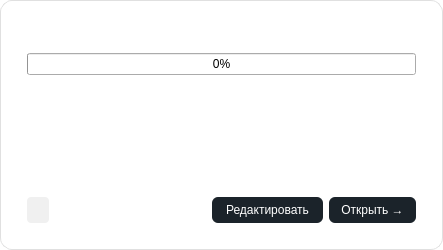
This is ui/projects/project_card.ui in lerakaplich/TaskPlanner2 as Qt 5 draws it before an edit. The edited form follows.
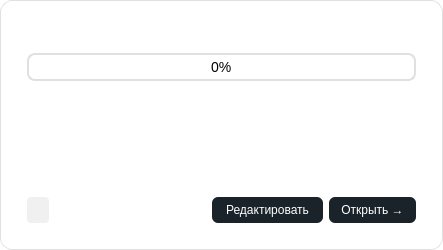
This is the edited form.

What changed in the file:
```diff
--- a/ui/projects/project_card.ui
+++ b/ui/projects/project_card.ui
@@ -75,7 +75,21 @@
    <item>
     <widget class="QProgressBar" name="progressBar">
      <property name="styleSheet">
-      <string notr="true">color: black;</string>
+      <string notr="true">QProgressBar {
+    border: 2px solid #E0E0E0;
+    border-radius: 8px;
+    text-align: center;
+    background-color: white;
+    font-size: 14px;
+	color: black;
+}
+QProgressBar:hover {
+    border: 2px solid #ccab6e;
+}
+QProgressBar::chunk {
+    background-color: #D22730;
+    border-radius: 8px;
+}</string>
      </property>
      <property name="value">
       <number>0</number>
```
